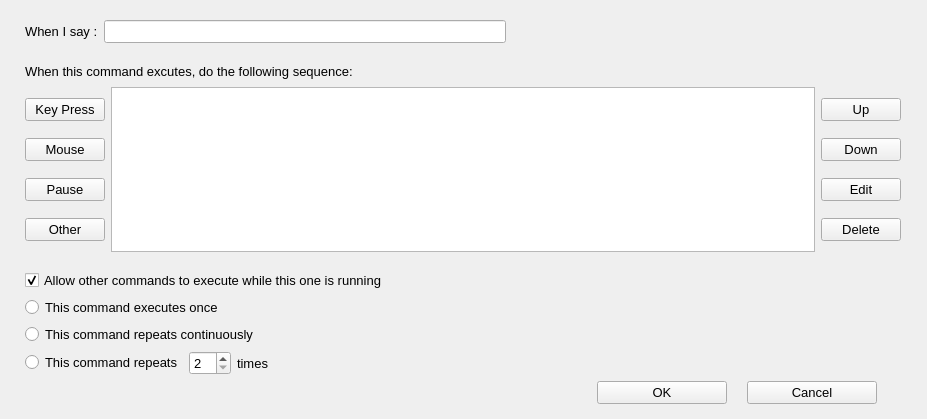
This is commandeditwnd.ui in rose-jinyang/LinVAM as Qt 5 draws it before an edit. The edited form follows.
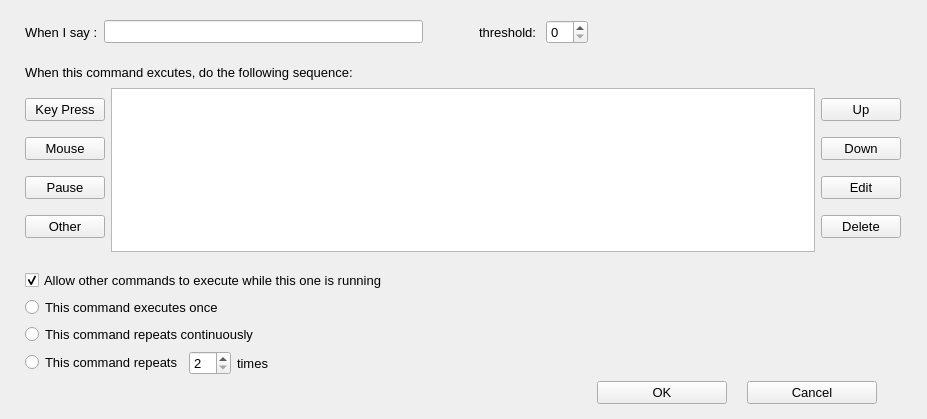
This is the edited form.

```diff
--- a/commandeditwnd.ui
+++ b/commandeditwnd.ui
@@ -93,6 +93,32 @@
      <item>
       <widget class="QLineEdit" name="say"/>
      </item>
+     <item>
+      <spacer name="horizontalSpacer_8">
+       <property name="orientation">
+        <enum>Qt::Horizontal</enum>
+       </property>
+       <property name="sizeType">
+        <enum>QSizePolicy::Fixed</enum>
+       </property>
+       <property name="sizeHint" stdset="0">
+        <size>
+         <width>50</width>
+         <height>20</height>
+        </size>
+       </property>
+      </spacer>
+     </item>
+     <item>
+      <widget class="QLabel" name="label_4">
+       <property name="text">
+        <string>threshold: </string>
+       </property>
+      </widget>
+     </item>
+     <item>
+      <widget class="QSpinBox" name="thresholdSpin"/>
+     </item>
      <item>
       <spacer name="horizontalSpacer">
        <property name="orientation">
```
